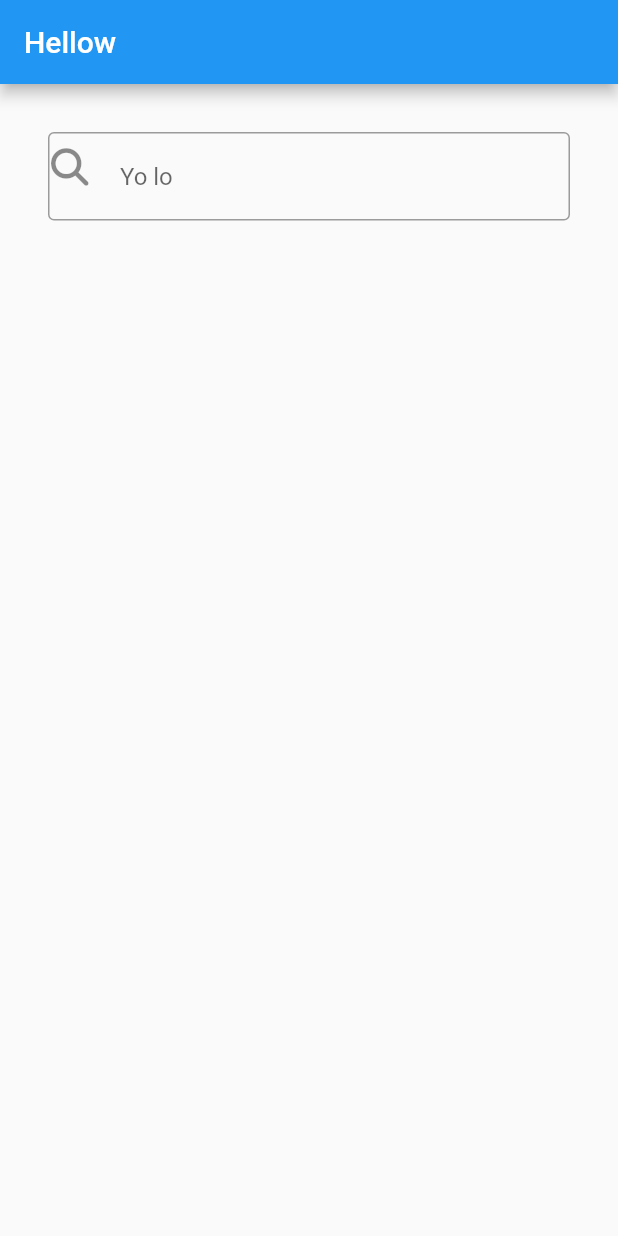
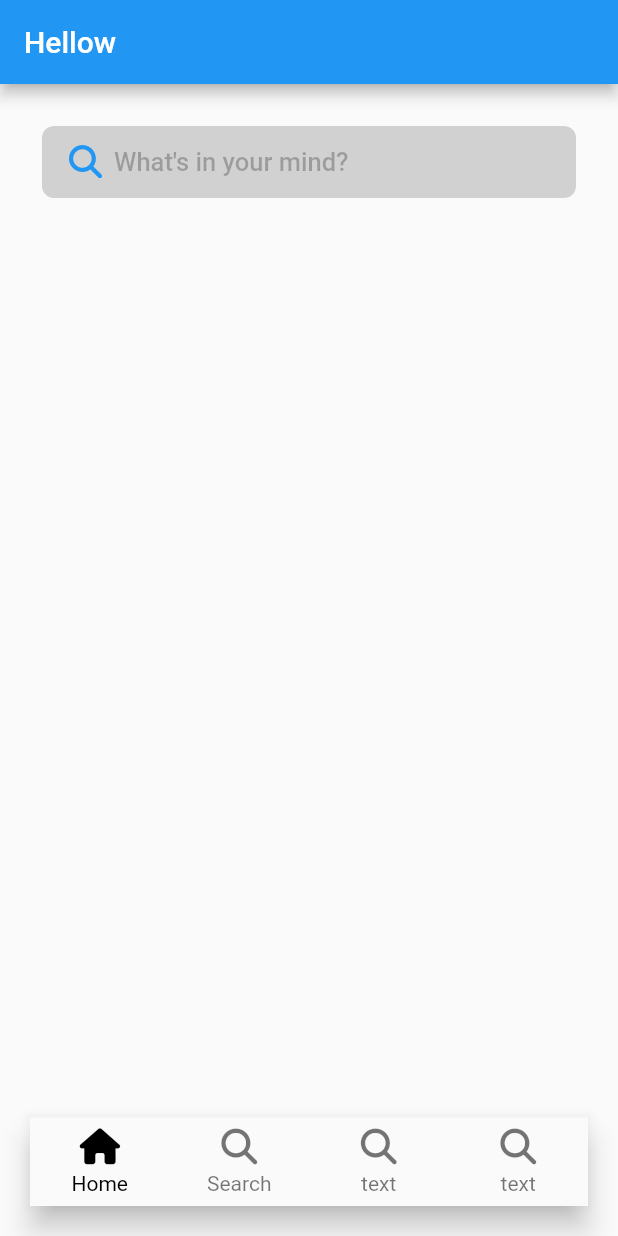
Before and after one commit to Lstsk/TourismApp, a Flutter app: the screen it shows after launch, on a phone screen of 412 x 824 dp. Run offline on Flutter 3.47's test engine with Material 2 defaults, Android fonts, the phone set to English and light mode, and no system bars; our stand-ins replace font_awesome_flutter.

Commit message:
searchbar and bottom nav

```diff
--- a/app/lib/screens/home_page.dart
+++ b/app/lib/screens/home_page.dart
@@ -2,27 +2,22 @@ import 'package:flutter/material.dart';
 import 'package:flutter/src/widgets/container.dart';
 import 'package:flutter/src/widgets/framework.dart';
 import 'package:font_awesome_flutter/font_awesome_flutter.dart';
+import 'package:app/screens/search_bar.dart';
+import 'package:font_awesome_flutter/font_awesome_flutter.dart';
 
 
-class HomePage extends StatelessWidget {
+
+
+class HomePage extends StatefulWidget {
   const HomePage({super.key});
 
-  Widget searchBar() {
-    return Container(
-      padding: const EdgeInsets.all(32),
-      child:  TextField(
-        decoration: InputDecoration(
-          hintText: "Yo lo",
-          border:  const OutlineInputBorder(),
-          prefixIcon:  Container(
-            padding: const EdgeInsets.fromLTRB(2, 5, 0, 0),
-            child: const FaIcon(FontAwesomeIcons.magnifyingGlass, size: 25,),
-          )
+  @override
+  State<HomePage> createState() => _HomePagetState();
+}
 
-          ),
-      ),
-    );
-  }
+class _HomePagetState extends State<HomePage> {
+
+  int _currentIndex = 0;
 
   @override
   Widget build(BuildContext context) {
@@ -31,9 +26,112 @@ class HomePage extends StatelessWidget {
 
         appBar: AppBar(
           title: const Text("Hellow"),
+
       ),
-      body: searchBar()
+    body: const Searchbar(),
+    bottomNavigationBar: Container(
+      padding: const EdgeInsets.all(20),
+      child:BottomNavigationBar(
+      unselectedFontSize: 14,
+      currentIndex: _currentIndex,
+      fixedColor: Colors.black,
+      type:BottomNavigationBarType.fixed,
+      items: [
+         BottomNavigationBarItem(
+          icon: Container(
+            padding: const EdgeInsets.only(bottom: 5),
+            child: const FaIcon(FontAwesomeIcons.house)
+          ),
+          label:"Home"
+          ),
+
+          BottomNavigationBarItem(
+          icon: Container(
+            padding: const EdgeInsets.only(bottom: 5),
+            child: const FaIcon(FontAwesomeIcons.magnifyingGlass)
+          ),
+          label:"Search"
+          ),
+
+          BottomNavigationBarItem(
+          icon: Container(
+            padding: const EdgeInsets.only(bottom: 5),
+            child: const FaIcon(FontAwesomeIcons.magnifyingGlass)
+
+          ),
+          label:"text"
+          ),
+
+          BottomNavigationBarItem(
+          icon: Container(
+            padding: const EdgeInsets.only(bottom: 5),
+            child: const FaIcon(FontAwesomeIcons.magnifyingGlass)
+          ),
+          label:"text"
+          ),
+
+
+         ],
+         onTap: (index) {
+          setState(() {
+            _currentIndex = index;
+          });
+         },
+        ),
+      )
       )
     );
   }
-}
+  }
+
+
+// class HomePage extends StatelessWidget {
+//   const HomePage({super.key});
+
+
+//   @override
+//   Widget build(BuildContext context) {
+//     return MaterialApp(
+//       home: Scaffold(
+
+//         appBar: AppBar(
+//           title: const Text("Hellow"),
+
+//       ),
+//     body: const Searchbar(),
+//     bottomNavigationBar: BottomNavigationBar(
+//       currentIndex: _currentIndex,
+//       fixedColor: Colors.black,
+//       items: const [
+//         BottomNavigationBarItem(
+//           icon: FaIcon(FontAwesomeIcons.house),
+//           label:"hello"
+//           ),
+
+//           BottomNavigationBarItem(
+//           icon: Icon(Icons.search),
+//           label:"text"
+//           ),
+
+//           BottomNavigationBarItem(
+//           icon: Icon(Icons.search),
+//           label:"text"
+//           ),
+
+//           BottomNavigationBarItem(
+//           icon: Icon(Icons.search),
+//           label:"text"
+//           ),
+
+
+//          ],
+//          onTap: (index) {
+//           setState(() {
+
+//           })
+//          },
+//         ),
+//       )
+//     );
+//   }
+// }
--- /dev/null
+++ b/app/lib/screens/search_bar.dart
@@ -0,0 +1,71 @@
+import 'package:flutter/material.dart';
+import 'package:flutter/src/widgets/container.dart';
+import 'package:flutter/src/widgets/framework.dart';
+import 'package:font_awesome_flutter/font_awesome_flutter.dart';
+import 'package:app/screens/search_page.dart';
+class Searchbar extends StatelessWidget {
+  const Searchbar({super.key});
+
+
+  Widget searchButton(BuildContext context) {
+    return Container(
+            margin: const EdgeInsets.all(28),
+            decoration:  BoxDecoration(
+              color: const Color.fromRGBO(209, 209, 209, 4000),
+              borderRadius: BorderRadius.circular(8)
+            ),
+            width: double.infinity,
+            child:  TextButton.icon(
+              style: const ButtonStyle(
+                alignment: Alignment.centerLeft,
+                ),
+              icon: Container(
+                margin: const EdgeInsets.only(left: 10),
+                child:const FaIcon(FontAwesomeIcons.magnifyingGlass, size: 22,)),
+              label: const Text("What's in your mind?",
+              style: TextStyle(
+                color: Colors.black26,
+                fontSize: 17
+              ),
+                ),
+
+              onPressed: () {
+                Navigator.push(
+                  context,
+                  MaterialPageRoute(builder: (context) => const SearchPage())
+                );
+              }
+
+                )
+            );
+
+  }
+
+
+  // Widget search() {
+  //   return Container(
+  //           padding: const EdgeInsets.all(32),
+  //           child:  TextField(
+  //             decoration: InputDecoration(
+  //               filled:true,
+  //               hintText: "Yo lo",
+  //               border: OutlineInputBorder(
+  //                 borderRadius: BorderRadius.circular(8.0),
+  //                 borderSide: BorderSide.none,
+  //               ),
+  //               prefixIcon:  Container(
+  //                 padding: const EdgeInsets.fromLTRB(10, 12, 0, 0),
+  //                 child: const FaIcon(FontAwesomeIcons.magnifyingGlass, size: 22,),
+  //               )
+
+  //               ),
+  //           ),
+  //         );
+  // }
+
+
+  @override
+  Widget build(BuildContext context) {
+      return searchButton(context);
+  }
+}
```
Also changed, not shown: app/lib/components/botton_nav.dart (added, +17 -0 lines), app/lib/main.dart (+79 -77 lines), app/lib/screens/search_page.dart (added, +23 -0 lines).
